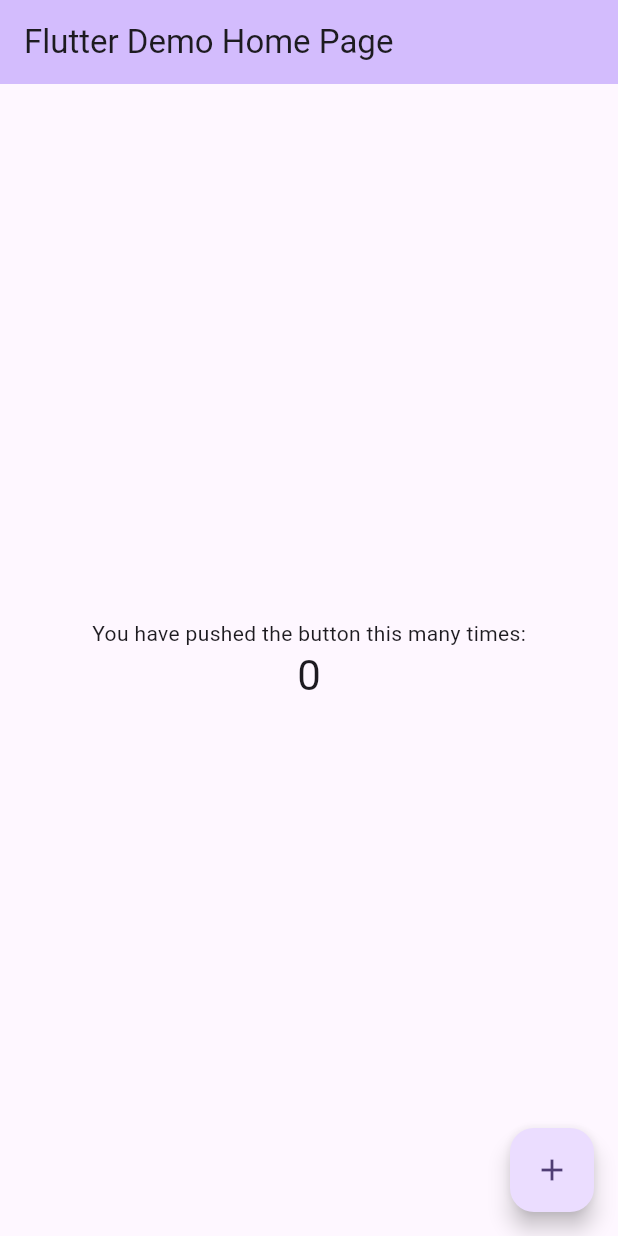
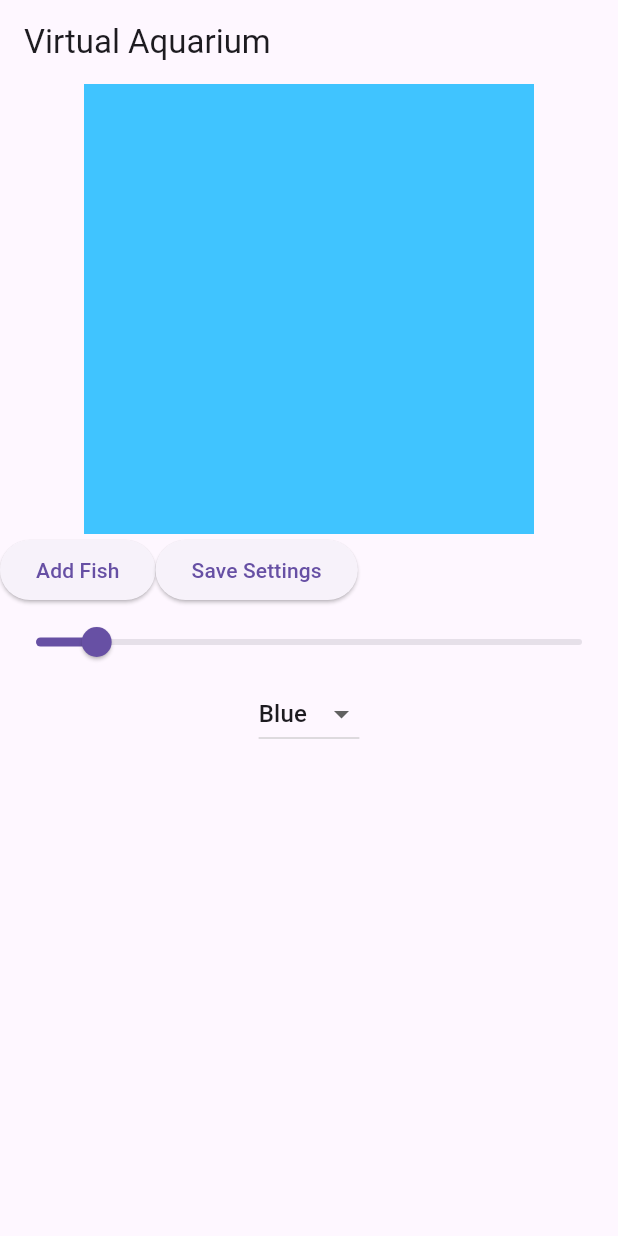
Before and after one commit to JackyZheng070102/class_activitiy_5v2, a Flutter app: the screen it shows after launch, on a phone screen of 412 x 824 dp. Run offline on Flutter 3.47's test engine with Material 3 defaults, Android fonts, the phone set to English and light mode, and no system bars.

Commit message:
Design the UI and add fish-adding functionality

```diff
--- a/lib/main.dart
+++ b/lib/main.dart
@@ -1,125 +1,111 @@
 import 'package:flutter/material.dart';
 
 void main() {
-  runApp(const MyApp());
+  runApp(MyApp());
 }
 
 class MyApp extends StatelessWidget {
-  const MyApp({super.key});
-
-  // This widget is the root of your application.
   @override
   Widget build(BuildContext context) {
     return MaterialApp(
-      title: 'Flutter Demo',
-      theme: ThemeData(
-        // This is the theme of your application.
-        //
-        // TRY THIS: Try running your application with "flutter run". You'll see
-        // the application has a purple toolbar. Then, without quitting the app,
-        // try changing the seedColor in the colorScheme below to Colors.green
-        // and then invoke "hot reload" (save your changes or press the "hot
-        // reload" button in a Flutter-supported IDE, or press "r" if you used
-        // the command line to start the app).
-        //
-        // Notice that the counter didn't reset back to zero; the application
-        // state is not lost during the reload. To reset the state, use hot
-        // restart instead.
-        //
-        // This works for code too, not just values: Most code changes can be
-        // tested with just a hot reload.
-        colorScheme: ColorScheme.fromSeed(seedColor: Colors.deepPurple),
-        useMaterial3: true,
-      ),
-      home: const MyHomePage(title: 'Flutter Demo Home Page'),
+      home: AquariumPage(),
     );
   }
 }
 
-class MyHomePage extends StatefulWidget {
-  const MyHomePage({super.key, required this.title});
-
-  // This widget is the home page of your application. It is stateful, meaning
-  // that it has a State object (defined below) that contains fields that affect
-  // how it looks.
-
-  // This class is the configuration for the state. It holds the values (in this
-  // case the title) provided by the parent (in this case the App widget) and
-  // used by the build method of the State. Fields in a Widget subclass are
-  // always marked "final".
-
-  final String title;
-
+class AquariumPage extends StatefulWidget {
   @override
-  State<MyHomePage> createState() => _MyHomePageState();
+  _AquariumPageState createState() => _AquariumPageState();
 }
 
-class _MyHomePageState extends State<MyHomePage> {
-  int _counter = 0;
-
-  void _incrementCounter() {
-    setState(() {
-      // This call to setState tells the Flutter framework that something has
-      // changed in this State, which causes it to rerun the build method below
-      // so that the display can reflect the updated values. If we changed
-      // _counter without calling setState(), then the build method would not be
-      // called again, and so nothing would appear to happen.
-      _counter++;
-    });
-  }
+class _AquariumPageState extends State<AquariumPage> {
+  List<Fish> fishList = [];
+  double speed = 1.0;
+  Color selectedColor = Colors.blue;
 
   @override
   Widget build(BuildContext context) {
-    // This method is rerun every time setState is called, for instance as done
-    // by the _incrementCounter method above.
-    //
-    // The Flutter framework has been optimized to make rerunning build methods
-    // fast, so that you can just rebuild anything that needs updating rather
-    // than having to individually change instances of widgets.
     return Scaffold(
-      appBar: AppBar(
-        // TRY THIS: Try changing the color here to a specific color (to
-        // Colors.amber, perhaps?) and trigger a hot reload to see the AppBar
-        // change color while the other colors stay the same.
-        backgroundColor: Theme.of(context).colorScheme.inversePrimary,
-        // Here we take the value from the MyHomePage object that was created by
-        // the App.build method, and use it to set our appbar title.
-        title: Text(widget.title),
+      appBar: AppBar(title: Text('Virtual Aquarium')),
+      body: Column(
+        children: [
+          Container(
+            width: 300,
+            height: 300,
+            color: Colors.lightBlueAccent,
+            child: Stack(
+              children: fishList.map((fish) => fish.build(context)).toList(),
+            ),
+          ),
+          Row(
+            children: [
+              ElevatedButton(onPressed: _addFish, child: Text('Add Fish')),
+              ElevatedButton(onPressed: _saveSettings, child: Text('Save Settings')),
+            ],
+          ),
+          Slider(
+            value: speed,
+            min: 0.5,
+            max: 5.0,
+            onChanged: (value) {
+              setState(() {
+                speed = value;
+              });
+            },
+          ),
+          DropdownButton<Color>(
+            value: selectedColor,
+            onChanged: (Color? newColor) {
+              setState(() {
+                if (newColor != null) {
+                  selectedColor = newColor;
+                }
+              });
+            },
+            items: [
+              DropdownMenuItem(value: Colors.blue, child: Text("Blue")),
+              DropdownMenuItem(value: Colors.red, child: Text("Red")),
+              DropdownMenuItem(value: Colors.green, child: Text("Green")),
+            ],
+          ),
+        ],
       ),
-      body: Center(
-        // Center is a layout widget. It takes a single child and positions it
-        // in the middle of the parent.
-        child: Column(
-          // Column is also a layout widget. It takes a list of children and
-          // arranges them vertically. By default, it sizes itself to fit its
-          // children horizontally, and tries to be as tall as its parent.
-          //
-          // Column has various properties to control how it sizes itself and
-          // how it positions its children. Here we use mainAxisAlignment to
-          // center the children vertically; the main axis here is the vertical
-          // axis because Columns are vertical (the cross axis would be
-          // horizontal).
-          //
-          // TRY THIS: Invoke "debug painting" (choose the "Toggle Debug Paint"
-          // action in the IDE, or press "p" in the console), to see the
-          // wireframe for each widget.
-          mainAxisAlignment: MainAxisAlignment.center,
-          children: <Widget>[
-            const Text(
-              'You have pushed the button this many times:',
-            ),
-            Text(
-              '$_counter',
-              style: Theme.of(context).textTheme.headlineMedium,
-            ),
-          ],
+    );
+  }
+
+  void _addFish() {
+    if (fishList.length < 10) {
+      setState(() {
+        fishList.add(Fish(color: selectedColor, speed: speed));
+      });
+    }
+  }
+
+  void _saveSettings() {
+    // Save fish count, color, and speed using local storage (to be implemented in the next step)
+  }
+}
+
+class Fish {
+  final Color color;
+  final double speed;
+  Offset position;
+
+  Fish({required this.color, required this.speed}) : position = Offset(150, 150);
+
+  Widget build(BuildContext context) {
+    return AnimatedPositioned(
+      duration: Duration(milliseconds: (1000 / speed).toInt()),
+      top: position.dy,
+      left: position.dx,
+      child: Container(
+        width: 20,
+        height: 20,
+        decoration: BoxDecoration(
+          color: color,
+          shape: BoxShape.circle,
         ),
       ),
-      floatingActionButton: FloatingActionButton(
-        onPressed: _incrementCounter,
-        tooltip: 'Increment',
-        child: const Icon(Icons.add),
-      ), // This trailing comma makes auto-formatting nicer for build methods.
     );
   }
 }
```
